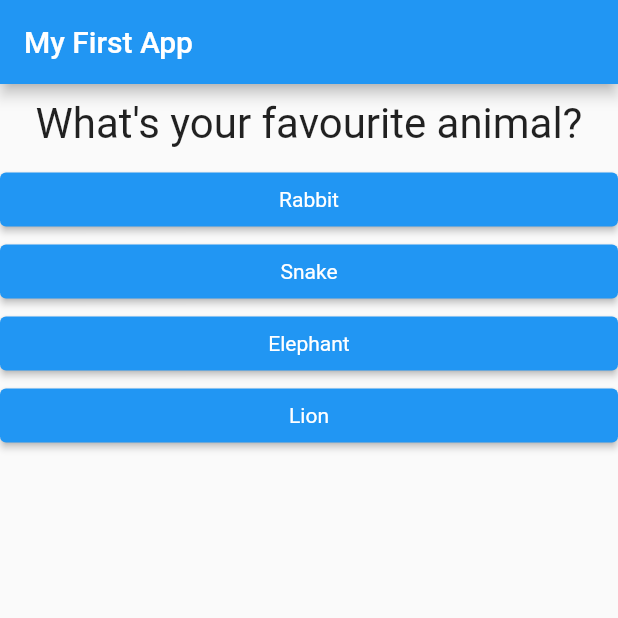
After one commit to Andrew-Yanovich/udemi-quizapp, a Flutter app: the screen it shows after launch, after a tap on "Black", on a phone screen of 412 x 824 dp, the top half of it. The commit adds this screen. Run offline on Flutter 3.47's test engine with Material 2 defaults, Android fonts, the phone set to English and light mode, and no system bars.

Commit message:
final changes

```diff
--- a/lib/main.dart
+++ b/lib/main.dart
@@ -1,7 +1,6 @@
 import 'package:flutter/material.dart';
-import 'package:quiz_app/question.dart';
-
-import 'answer.dart';
+import 'package:quiz_app/quiz.dart';
+import 'package:quiz_app/result.dart';
 
 void main() => runApp(MyApp());
 
@@ -12,43 +11,72 @@ class MyApp extends StatefulWidget {
 
 class _MyAppState extends State<MyApp> {
   var _questionIndex = 0;
+  final _questions = const [
+    {
+      'questionText': 'What\'s your favourite color?',
+      'answers': [
+        {'text': 'Black', 'score': 5},
+        {'text': 'Red', 'score': 6},
+        {'text': 'Green', 'score': 8},
+        {'text': 'White', 'score': 9}
+      ]
+    },
+    {
+      'questionText': 'What\'s your favourite animal?',
+      'answers': [
+        {'text': 'Rabbit', 'score': 5},
+        {'text': 'Snake', 'score': 8},
+        {'text': 'Elephant', 'score': 9},
+        {'text': 'Lion', 'score': 7}
+      ]
+    },
+    {
+      'questionText': 'Who\'s your favourite instructor?',
+      'answers': [
+        {'text': 'Max', 'score': 1},
+        {'text': 'Max', 'score': 1},
+        {'text': 'Max', 'score': 1},
+        {'text': 'Max', 'score': 1}
+      ]
+    },
+  ];
 
-  void _answerQuestion() {
+  var _totalScore = 0;
+
+  void _resetQuiz(){
+    setState(() {
+      _questionIndex = 0;
+      _totalScore = 0;
+    });
+  }
+
+  void _answerQuestion(int score) {
+    _totalScore += score;
     setState(() {
       _questionIndex += 1;
     });
     print(_questionIndex);
+    if (_questionIndex < _questions.length) {
+      print('We have more questions!');
+    } else {
+      print('No more questions!');
+    }
   }
 
   @override
   Widget build(BuildContext context) {
-    var questions = [
-      {
-        'questionText': 'What\'s your favourite color?',
-        'answers': ['Black', 'Red', 'Green', 'White']
-      },
-      {
-        'questionText': 'What\'s your favourite animal?',
-        'answers': ['Rabbit', 'Snake', 'Elephant', 'Lion']
-      },
-      {
-        'questionText': 'Who\'s your favourite instructor?',
-        'answers': ['Max', 'Max', 'Max', 'Max']
-      },
-    ];
     return MaterialApp(
       home: Scaffold(
         appBar: AppBar(
           title: Text('My First App'),
         ),
-        body: Column(
-          children: [
-            Question(questionText: questions[_questionIndex]['questionText'].toString()),
-            ...(questions[_questionIndex]['answers'] as List<String>).map((answer){
-              return Answer(selectHandler: _answerQuestion, answerText: answer,);
-            }).toList(),
-          ],
-        ),
+        body: _questionIndex < _questions.length
+            ? Quiz(
+                questions: _questions,
+                questionIndex: _questionIndex,
+                answerQuestion: _answerQuestion,
+              )
+            : Result(resultScore: _totalScore, resetHandler: _resetQuiz),
       ),
     );
   }
--- /dev/null
+++ b/lib/quiz.dart
@@ -0,0 +1,29 @@
+import 'package:flutter/material.dart';
+import 'package:quiz_app/question.dart';
+import 'package:quiz_app/answer.dart';
+
+
+class Quiz extends StatelessWidget {
+  final List<Map<String, Object>> questions;
+  final int questionIndex;
+  final Function answerQuestion;
+  const Quiz({Key? key, required this.questions, required this.questionIndex, required this.answerQuestion}) : super(key: key);
+
+  @override
+  Widget build(BuildContext context) {
+    return Column(
+      children: [
+        Question(
+            questionText:
+            questions[questionIndex]['questionText'] as String),
+        ...(questions[questionIndex]['answers'] as List<Map<String, Object>>)
+            .map((answer) {
+          return Answer(
+            selectHandler: () => answerQuestion(answer['score']),
+            answerText: answer['text'] as String,
+          );
+        }).toList(),
+      ],
+    );
+  }
+}
```
Also changed, not shown: lib/result.dart (added, +44 -0 lines), pubspec.lock.
